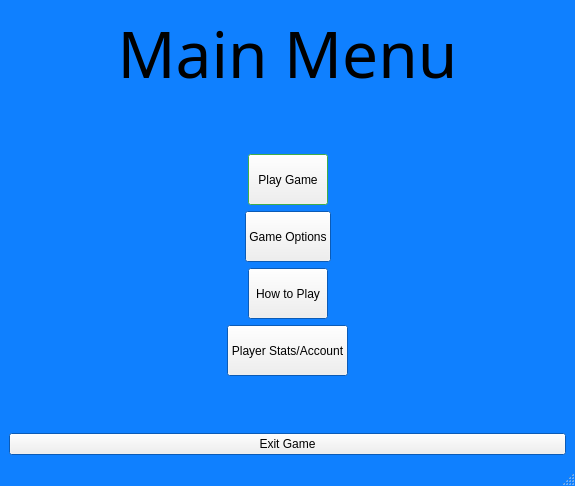
Before: the Qt Designer form MainMenuScreen.ui in absurdtales/IA2-Hunter-Barrett, drawn with Qt 5.
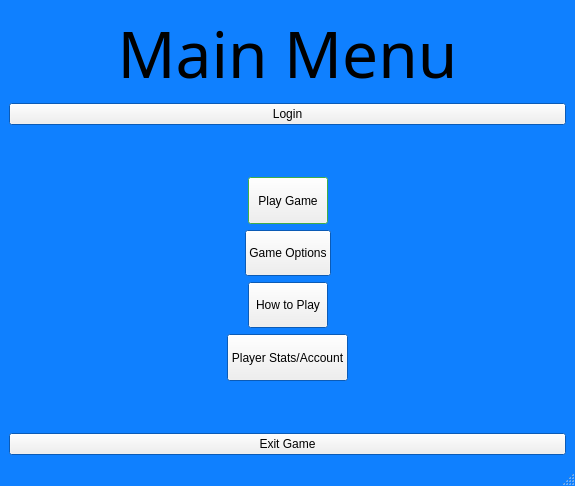
After: the same form once the commit is applied.

What changed in the file:
```diff
--- a/MainMenuScreen.ui
+++ b/MainMenuScreen.ui
@@ -101,6 +101,13 @@
         </property>
        </widget>
       </item>
+      <item>
+       <widget class="QPushButton" name="pushButton">
+        <property name="text">
+         <string>Login</string>
+        </property>
+       </widget>
+      </item>
       <item>
        <spacer name="verticalSpacer">
         <property name="orientation">
```
